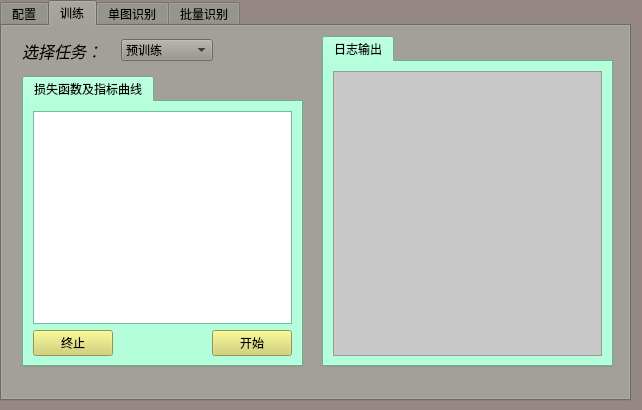
Old version of the form develop.ui in the repository cgsdfc/object-detection-ui.
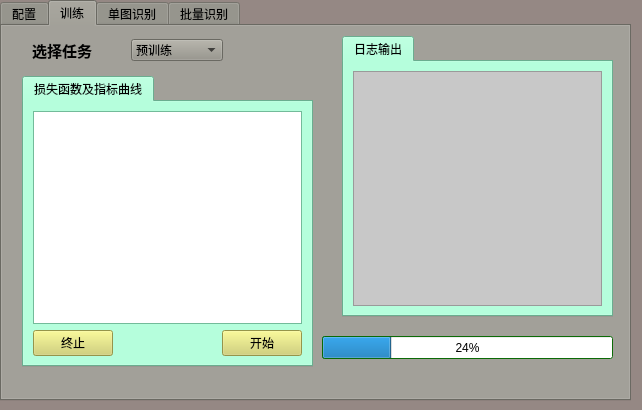
New version of the form. The open tabs and pages were chosen to show the change. Icons and pictures are not drawn.

Commit message: 增加进度条

What changed in the file:
```diff
--- a/develop.ui
+++ b/develop.ui
@@ -3227,7 +3227,7 @@
        <rect>
         <x>20</x>
         <y>50</y>
-        <width>281</width>
+        <width>291</width>
         <height>291</height>
        </rect>
       </property>
@@ -3791,10 +3791,10 @@
      <widget class="QTabWidget" name="tabWidget_3">
       <property name="geometry">
        <rect>
-        <x>320</x>
+        <x>340</x>
         <y>10</y>
-        <width>291</width>
-        <height>331</height>
+        <width>271</width>
+        <height>281</height>
        </rect>
       </property>
       <property name="palette">
@@ -4233,7 +4233,7 @@
      <widget class="QWidget" name="layoutWidget">
       <property name="geometry">
        <rect>
-        <x>20</x>
+        <x>30</x>
         <y>10</y>
         <width>191</width>
         <height>29</height>
@@ -4242,14 +4242,431 @@
       <layout class="QHBoxLayout" name="horizontalLayout">
        <item>
         <widget class="QLabel" name="label">
+         <property name="palette">
+          <palette>
+           <active>
+            <colorrole role="WindowText">
+             <brush brushstyle="SolidPattern">
+              <color alpha="255">
+               <red>0</red>
+               <green>0</green>
+               <blue>0</blue>
+              </color>
+             </brush>
+            </colorrole>
+            <colorrole role="Button">
+             <brush brushstyle="SolidPattern">
+              <color alpha="255">
+               <red>24</red>
+               <green>149</green>
+               <blue>60</blue>
+              </color>
+             </brush>
+            </colorrole>
+            <colorrole role="Light">
+             <brush brushstyle="SolidPattern">
+              <color alpha="255">
+               <red>36</red>
+               <green>224</green>
+               <blue>90</blue>
+              </color>
+             </brush>
+            </colorrole>
+            <colorrole role="Midlight">
+             <brush brushstyle="SolidPattern">
+              <color alpha="255">
+               <red>30</red>
+               <green>186</green>
+               <blue>75</blue>
+              </color>
+             </brush>
+            </colorrole>
+            <colorrole role="Dark">
+             <brush brushstyle="SolidPattern">
+              <color alpha="255">
+               <red>12</red>
+               <green>74</green>
+               <blue>30</blue>
+              </color>
+             </brush>
+            </colorrole>
+            <colorrole role="Mid">
+             <brush brushstyle="SolidPattern">
+              <color alpha="255">
+               <red>16</red>
+               <green>99</green>
+               <blue>40</blue>
+              </color>
+             </brush>
+            </colorrole>
+            <colorrole role="Text">
+             <brush brushstyle="SolidPattern">
+              <color alpha="255">
+               <red>0</red>
+               <green>0</green>
+               <blue>0</blue>
+              </color>
+             </brush>
+            </colorrole>
+            <colorrole role="BrightText">
+             <brush brushstyle="SolidPattern">
+              <color alpha="255">
+               <red>255</red>
+               <green>255</green>
+               <blue>255</blue>
+              </color>
+             </brush>
+            </colorrole>
+            <colorrole role="ButtonText">
+             <brush brushstyle="SolidPattern">
+              <color alpha="255">
+               <red>0</red>
+               <green>0</green>
+               <blue>0</blue>
+              </color>
+             </brush>
+            </colorrole>
+            <colorrole role="Base">
+             <brush brushstyle="SolidPattern">
+              <color alpha="255">
+               <red>255</red>
+               <green>255</green>
+               <blue>255</blue>
+              </color>
+             </brush>
+            </colorrole>
+            <colorrole role="Window">
+             <brush brushstyle="SolidPattern">
+              <color alpha="255">
+               <red>24</red>
+               <green>149</green>
+               <blue>60</blue>
+              </color>
+             </brush>
+            </colorrole>
+            <colorrole role="Shadow">
+             <brush brushstyle="SolidPattern">
+              <color alpha="255">
+               <red>0</red>
+               <green>0</green>
+               <blue>0</blue>
+              </color>
+             </brush>
+            </colorrole>
+            <colorrole role="AlternateBase">
+             <brush brushstyle="SolidPattern">
+              <color alpha="255">
+               <red>139</red>
+               <green>202</green>
+               <blue>157</blue>
+              </color>
+             </brush>
+            </colorrole>
+            <colorrole role="ToolTipBase">
+             <brush brushstyle="SolidPattern">
+              <color alpha="255">
+               <red>255</red>
+               <green>255</green>
+               <blue>220</blue>
+              </color>
+             </brush>
+            </colorrole>
+            <colorrole role="ToolTipText">
+             <brush brushstyle="SolidPattern">
+              <color alpha="255">
+               <red>0</red>
+               <green>0</green>
+               <blue>0</blue>
+              </color>
+             </brush>
+            </colorrole>
+           </active>
+           <inactive>
+            <colorrole role="WindowText">
+             <brush brushstyle="SolidPattern">
+              <color alpha="255">
+               <red>0</red>
+               <green>0</green>
+               <blue>0</blue>
+              </color>
+             </brush>
+            </colorrole>
+            <colorrole role="Button">
+             <brush brushstyle="SolidPattern">
+              <color alpha="255">
+               <red>24</red>
+               <green>149</green>
+               <blue>60</blue>
+              </color>
+             </brush>
+            </colorrole>
+            <colorrole role="Light">
+             <brush brushstyle="SolidPattern">
+              <color alpha="255">
+               <red>36</red>
+               <green>224</green>
+               <blue>90</blue>
+              </color>
+             </brush>
+            </colorrole>
+            <colorrole role="Midlight">
+             <brush brushstyle="SolidPattern">
+              <color alpha="255">
+               <red>30</red>
+               <green>186</green>
+               <blue>75</blue>
+              </color>
+             </brush>
+            </colorrole>
+            <colorrole role="Dark">
+             <brush brushstyle="SolidPattern">
+              <color alpha="255">
+               <red>12</red>
+               <green>74</green>
+               <blue>30</blue>
+              </color>
+             </brush>
+            </colorrole>
+            <colorrole role="Mid">
+             <brush brushstyle="SolidPattern">
+              <color alpha="255">
+               <red>16</red>
+               <green>99</green>
+               <blue>40</blue>
+              </color>
+             </brush>
+            </colorrole>
+            <colorrole role="Text">
+             <brush brushstyle="SolidPattern">
+              <color alpha="255">
+               <red>0</red>
+               <green>0</green>
+               <blue>0</blue>
+              </color>
+             </brush>
+            </colorrole>
+            <colorrole role="BrightText">
+             <brush brushstyle="SolidPattern">
+              <color alpha="255">
+               <red>255</red>
+               <green>255</green>
+               <blue>255</blue>
+              </color>
+             </brush>
+            </colorrole>
+            <colorrole role="ButtonText">
+             <brush brushstyle="SolidPattern">
+              <color alpha="255">
+               <red>0</red>
+               <green>0</green>
+               <blue>0</blue>
+              </color>
+             </brush>
+            </colorrole>
+            <colorrole role="Base">
+             <brush brushstyle="SolidPattern">
+              <color alpha="255">
+               <red>255</red>
+               <green>255</green>
+               <blue>255</blue>
+              </color>
+             </brush>
+            </colorrole>
+            <colorrole role="Window">
+             <brush brushstyle="SolidPattern">
+              <color alpha="255">
+               <red>24</red>
+               <green>149</green>
+               <blue>60</blue>
+              </color>
+             </brush>
+            </colorrole>
+            <colorrole role="Shadow">
+             <brush brushstyle="SolidPattern">
+              <color alpha="255">
+               <red>0</red>
+               <green>0</green>
+               <blue>0</blue>
+              </color>
+             </brush>
+            </colorrole>
+            <colorrole role="AlternateBase">
+             <brush brushstyle="SolidPattern">
+              <color alpha="255">
+               <red>139</red>
+               <green>202</green>
+               <blue>157</blue>
+              </color>
+             </brush>
+            </colorrole>
+            <colorrole role="ToolTipBase">
+             <brush brushstyle="SolidPattern">
+              <color alpha="255">
+               <red>255</red>
+               <green>255</green>
+               <blue>220</blue>
+              </color>
+             </brush>
+            </colorrole>
+            <colorrole role="ToolTipText">
+             <brush brushstyle="SolidPattern">
+              <color alpha="255">
+               <red>0</red>
+               <green>0</green>
+               <blue>0</blue>
+              </color>
+             </brush>
+            </colorrole>
+           </inactive>
+           <disabled>
+            <colorrole role="WindowText">
+             <brush brushstyle="SolidPattern">
+              <color alpha="255">
+               <red>12</red>
+               <green>74</green>
+               <blue>30</blue>
+              </color>
+             </brush>
+            </colorrole>
+            <colorrole role="Button">
+             <brush brushstyle="SolidPattern">
+              <color alpha="255">
+               <red>24</red>
+               <green>149</green>
+               <blue>60</blue>
+              </color>
+             </brush>
+            </colorrole>
+            <colorrole role="Light">
+             <brush brushstyle="SolidPattern">
+              <color alpha="255">
+               <red>36</red>
+               <green>224</green>
+               <blue>90</blue>
+              </color>
+             </brush>
+            </colorrole>
+            <colorrole role="Midlight">
+             <brush brushstyle="SolidPattern">
+              <color alpha="255">
+               <red>30</red>
+               <green>186</green>
+               <blue>75</blue>
+              </color>
+             </brush>
+            </colorrole>
+            <colorrole role="Dark">
+             <brush brushstyle="SolidPattern">
+              <color alpha="255">
+               <red>12</red>
+               <green>74</green>
+               <blue>30</blue>
+              </color>
+             </brush>
+            </colorrole>
+            <colorrole role="Mid">
+             <brush brushstyle="SolidPattern">
+              <color alpha="255">
+               <red>16</red>
+               <green>99</green>
+               <blue>40</blue>
+              </color>
+             </brush>
+            </colorrole>
+            <colorrole role="Text">
+             <brush brushstyle="SolidPattern">
+              <color alpha="255">
+               <red>12</red>
+               <green>74</green>
+               <blue>30</blue>
+              </color>
+             </brush>
+            </colorrole>
+            <colorrole role="BrightText">
+             <brush brushstyle="SolidPattern">
+              <color alpha="255">
+               <red>255</red>
+               <green>255</green>
+               <blue>255</blue>
+              </color>
+             </brush>
+            </colorrole>
+            <colorrole role="ButtonText">
+             <brush brushstyle="SolidPattern">
+              <color alpha="255">
+               <red>12</red>
+               <green>74</green>
+               <blue>30</blue>
+              </color>
+             </brush>
+            </colorrole>
+            <colorrole role="Base">
+             <brush brushstyle="SolidPattern">
+              <color alpha="255">
+               <red>24</red>
+               <green>149</green>
+               <blue>60</blue>
+              </color>
+             </brush>
+            </colorrole>
+            <colorrole role="Window">
+             <brush brushstyle="SolidPattern">
+              <color alpha="255">
+               <red>24</red>
+               <green>149</green>
+               <blue>60</blue>
+              </color>
+             </brush>
+            </colorrole>
+            <colorrole role="Shadow">
+             <brush brushstyle="SolidPattern">
+              <color alpha="255">
+               <red>0</red>
+               <green>0</green>
+               <blue>0</blue>
+              </color>
+             </brush>
+            </colorrole>
+            <colorrole role="AlternateBase">
+             <brush brushstyle="SolidPattern">
+              <color alpha="255">
+               <red>24</red>
+               <green>149</green>
+               <blue>60</blue>
+              </color>
+             </brush>
+            </colorrole>
+            <colorrole role="ToolTipBase">
+             <brush brushstyle="SolidPattern">
+              <color alpha="255">
+               <red>255</red>
+               <green>255</green>
+               <blue>220</blue>
+              </color>
+             </brush>
+            </colorrole>
+            <colorrole role="ToolTipText">
+             <brush brushstyle="SolidPattern">
+              <color alpha="255">
+               <red>0</red>
+               <green>0</green>
+               <blue>0</blue>
+              </color>
+             </brush>
+            </colorrole>
+           </disabled>
+          </palette>
+         </property>
          <property name="font">
           <font>
-           <pointsize>12</pointsize>
-           <italic>true</italic>
+           <pointsize>11</pointsize>
+           <weight>75</weight>
+           <italic>false</italic>
+           <bold>true</bold>
           </font>
          </property>
          <property name="text">
-          <string>选择任务：</string>
+          <string>选择任务</string>
          </property>
         </widget>
        </item>
@@ -4272,6 +4689,434 @@
        </item>
       </layout>
      </widget>
+     <widget class="QProgressBar" name="progressBar_train">
+      <property name="geometry">
+       <rect>
+        <x>320</x>
+        <y>310</y>
+        <width>291</width>
+        <height>23</height>
+       </rect>
+      </property>
+      <property name="palette">
+       <palette>
+        <active>
+         <colorrole role="WindowText">
+          <brush brushstyle="SolidPattern">
+           <color alpha="255">
+            <red>0</red>
+            <green>0</green>
+            <blue>0</blue>
+           </color>
+          </brush>
+         </colorrole>
+         <colorrole role="Button">
+          <brush brushstyle="SolidPattern">
+           <color alpha="255">
+            <red>15</red>
+            <green>149</green>
+            <blue>8</blue>
+           </color>
+          </brush>
+         </colorrole>
+         <colorrole role="Light">
+          <brush brushstyle="SolidPattern">
+           <color alpha="255">
+            <red>22</red>
+            <green>224</green>
+            <blue>12</blue>
+           </color>
+          </brush>
+         </colorrole>
+         <colorrole role="Midlight">
+          <brush brushstyle="SolidPattern">
+           <color alpha="255">
+            <red>18</red>
+            <green>186</green>
+            <blue>10</blue>
+           </color>
+          </brush>
+         </colorrole>
+         <colorrole role="Dark">
+          <brush brushstyle="SolidPattern">
+           <color alpha="255">
+            <red>7</red>
+            <green>74</green>
+            <blue>4</blue>
+           </color>
+          </brush>
+         </colorrole>
+         <colorrole role="Mid">
+          <brush brushstyle="SolidPattern">
+           <color alpha="255">
+            <red>10</red>
+            <green>99</green>
+            <blue>5</blue>
+           </color>
+          </brush>
+         </colorrole>
+         <colorrole role="Text">
+          <brush brushstyle="SolidPattern">
+           <color alpha="255">
+            <red>0</red>
+            <green>0</green>
+            <blue>0</blue>
+           </color>
+          </brush>
+         </colorrole>
+         <colorrole role="BrightText">
+          <brush brushstyle="SolidPattern">
+           <color alpha="255">
+            <red>255</red>
+            <green>255</green>
+            <blue>255</blue>
+           </color>
+          </brush>
+         </colorrole>
+         <colorrole role="ButtonText">
+          <brush brushstyle="SolidPattern">
+           <color alpha="255">
+            <red>0</red>
+            <green>0</green>
+            <blue>0</blue>
+           </color>
+          </brush>
+         </colorrole>
+         <colorrole role="Base">
+          <brush brushstyle="SolidPattern">
+           <color alpha="255">
+            <red>255</red>
+            <green>255</green>
+            <blue>255</blue>
+           </color>
+          </brush>
+         </colorrole>
+         <colorrole role="Window">
+          <brush brushstyle="SolidPattern">
+           <color alpha="255">
+            <red>15</red>
+            <green>149</green>
+            <blue>8</blue>
+           </color>
+          </brush>
+         </colorrole>
+         <colorrole role="Shadow">
+          <brush brushstyle="SolidPattern">
+           <color alpha="255">
+            <red>0</red>
+            <green>0</green>
+            <blue>0</blue>
+           </color>
+          </brush>
+         </colorrole>
+         <colorrole role="AlternateBase">
+          <brush brushstyle="SolidPattern">
+           <color alpha="255">
+            <red>135</red>
+            <green>202</green>
+            <blue>131</blue>
+           </color>
+          </brush>
+         </colorrole>
+         <colorrole role="ToolTipBase">
+          <brush brushstyle="SolidPattern">
+           <color alpha="255">
+            <red>255</red>
+            <green>255</green>
+            <blue>220</blue>
+           </color>
+          </brush>
+         </colorrole>
+         <colorrole role="ToolTipText">
+          <brush brushstyle="SolidPattern">
+           <color alpha="255">
+            <red>0</red>
+            <green>0</green>
+            <blue>0</blue>
+           </color>
+          </brush>
+         </colorrole>
+        </active>
+        <inactive>
+         <colorrole role="WindowText">
+          <brush brushstyle="SolidPattern">
+           <color alpha="255">
+            <red>0</red>
+            <green>0</green>
+            <blue>0</blue>
+           </color>
+          </brush>
+         </colorrole>
+         <colorrole role="Button">
+          <brush brushstyle="SolidPattern">
+           <color alpha="255">
+            <red>15</red>
+            <green>149</green>
+            <blue>8</blue>
+           </color>
+          </brush>
+         </colorrole>
+         <colorrole role="Light">
+          <brush brushstyle="SolidPattern">
+           <color alpha="255">
+            <red>22</red>
+            <green>224</green>
+            <blue>12</blue>
+           </color>
+          </brush>
+         </colorrole>
+         <colorrole role="Midlight">
+          <brush brushstyle="SolidPattern">
+           <color alpha="255">
+            <red>18</red>
+            <green>186</green>
+            <blue>10</blue>
+           </color>
+          </brush>
+         </colorrole>
+         <colorrole role="Dark">
+          <brush brushstyle="SolidPattern">
+           <color alpha="255">
+            <red>7</red>
+            <green>74</green>
+            <blue>4</blue>
+           </color>
+          </brush>
+         </colorrole>
+         <colorrole role="Mid">
+          <brush brushstyle="SolidPattern">
+           <color alpha="255">
+            <red>10</red>
+            <green>99</green>
+            <blue>5</blue>
+           </color>
+          </brush>
+         </colorrole>
+         <colorrole role="Text">
+          <brush brushstyle="SolidPattern">
+           <color alpha="255">
+            <red>0</red>
+            <green>0</green>
+            <blue>0</blue>
+           </color>
+          </brush>
+         </colorrole>
+         <colorrole role="BrightText">
+          <brush brushstyle="SolidPattern">
+           <color alpha="255">
+            <red>255</red>
+            <green>255</green>
+            <blue>255</blue>
+           </color>
+          </brush>
+         </colorrole>
+         <colorrole role="ButtonText">
+          <brush brushstyle="SolidPattern">
+           <color alpha="255">
+            <red>0</red>
+            <green>0</green>
+            <blue>0</blue>
+           </color>
+          </brush>
+         </colorrole>
+         <colorrole role="Base">
+          <brush brushstyle="SolidPattern">
+           <color alpha="255">
+            <red>255</red>
+            <green>255</green>
+            <blue>255</blue>
+           </color>
+          </brush>
+         </colorrole>
+         <colorrole role="Window">
+          <brush brushstyle="SolidPattern">
+           <color alpha="255">
+            <red>15</red>
+            <green>149</green>
+            <blue>8</blue>
+           </color>
+          </brush>
+         </colorrole>
+         <colorrole role="Shadow">
+          <brush brushstyle="SolidPattern">
+           <color alpha="255">
+            <red>0</red>
+            <green>0</green>
+            <blue>0</blue>
+           </color>
+          </brush>
+         </colorrole>
+         <colorrole role="AlternateBase">
+          <brush brushstyle="SolidPattern">
+           <color alpha="255">
+            <red>135</red>
+            <green>202</green>
+            <blue>131</blue>
+           </color>
+          </brush>
+         </colorrole>
+         <colorrole role="ToolTipBase">
+          <brush brushstyle="SolidPattern">
+           <color alpha="255">
+            <red>255</red>
+            <green>255</green>
+            <blue>220</blue>
+           </color>
+          </brush>
+         </colorrole>
+         <colorrole role="ToolTipText">
+          <brush brushstyle="SolidPattern">
+           <color alpha="255">
+            <red>0</red>
+            <green>0</green>
+            <blue>0</blue>
+           </color>
+          </brush>
+         </colorrole>
+        </inactive>
+        <disabled>
+         <colorrole role="WindowText">
+          <brush brushstyle="SolidPattern">
+           <color alpha="255">
+            <red>7</red>
+            <green>74</green>
+            <blue>4</blue>
+           </color>
+          </brush>
+         </colorrole>
+         <colorrole role="Button">
+          <brush brushstyle="SolidPattern">
+           <color alpha="255">
+            <red>15</red>
+            <green>149</green>
+            <blue>8</blue>
+           </color>
+          </brush>
+         </colorrole>
+         <colorrole role="Light">
+          <brush brushstyle="SolidPattern">
+           <color alpha="255">
+            <red>22</red>
+            <green>224</green>
+            <blue>12</blue>
+           </color>
+          </brush>
+         </colorrole>
+         <colorrole role="Midlight">
+          <brush brushstyle="SolidPattern">
+           <color alpha="255">
+            <red>18</red>
+            <green>186</green>
+            <blue>10</blue>
+           </color>
+          </brush>
+         </colorrole>
+         <colorrole role="Dark">
+          <brush brushstyle="SolidPattern">
+           <color alpha="255">
+            <red>7</red>
+            <green>74</green>
+            <blue>4</blue>
+           </color>
+          </brush>
+         </colorrole>
+         <colorrole role="Mid">
+          <brush brushstyle="SolidPattern">
+           <color alpha="255">
+            <red>10</red>
+            <green>99</green>
+            <blue>5</blue>
+           </color>
+          </brush>
+         </colorrole>
+         <colorrole role="Text">
+          <brush brushstyle="SolidPattern">
+           <color alpha="255">
+            <red>7</red>
+            <green>74</green>
+            <blue>4</blue>
+           </color>
+          </brush>
+         </colorrole>
+         <colorrole role="BrightText">
+          <brush brushstyle="SolidPattern">
+           <color alpha="255">
+            <red>255</red>
+            <green>255</green>
+            <blue>255</blue>
+           </color>
+          </brush>
+         </colorrole>
+         <colorrole role="ButtonText">
+          <brush brushstyle="SolidPattern">
+           <color alpha="255">
+            <red>7</red>
+            <green>74</green>
+            <blue>4</blue>
+           </color>
+          </brush>
+         </colorrole>
+         <colorrole role="Base">
+          <brush brushstyle="SolidPattern">
+           <color alpha="255">
+            <red>15</red>
+            <green>149</green>
+            <blue>8</blue>
+           </color>
+          </brush>
+         </colorrole>
+         <colorrole role="Window">
+          <brush brushstyle="SolidPattern">
+           <color alpha="255">
+            <red>15</red>
+            <green>149</green>
+            <blue>8</blue>
+           </color>
+          </brush>
+         </colorrole>
+         <colorrole role="Shadow">
+          <brush brushstyle="SolidPattern">
+           <color alpha="255">
+            <red>0</red>
+            <green>0</green>
+            <blue>0</blue>
+           </color>
+          </brush>
+         </colorrole>
+         <colorrole role="AlternateBase">
+          <brush brushstyle="SolidPattern">
+           <color alpha="255">
+            <red>15</red>
+            <green>149</green>
+            <blue>8</blue>
+           </color>
+          </brush>
+         </colorrole>
+         <colorrole role="ToolTipBase">
+          <brush brushstyle="SolidPattern">
+           <color alpha="255">
+            <red>255</red>
+            <green>255</green>
+            <blue>220</blue>
+           </color>
+          </brush>
+         </colorrole>
+         <colorrole role="ToolTipText">
+          <brush brushstyle="SolidPattern">
+           <color alpha="255">
+            <red>0</red>
+            <green>0</green>
+            <blue>0</blue>
+           </color>
+          </brush>
+         </colorrole>
+        </disabled>
+       </palette>
+      </property>
+      <property name="value">
+       <number>24</number>
+      </property>
+     </widget>
     </widget>
     <widget class="QWidget" name="tab_12">
      <attribute name="title">
```
Left out of the diff: 10 changed lines with no effect on the pictures. The commit also changes 2 other files.
